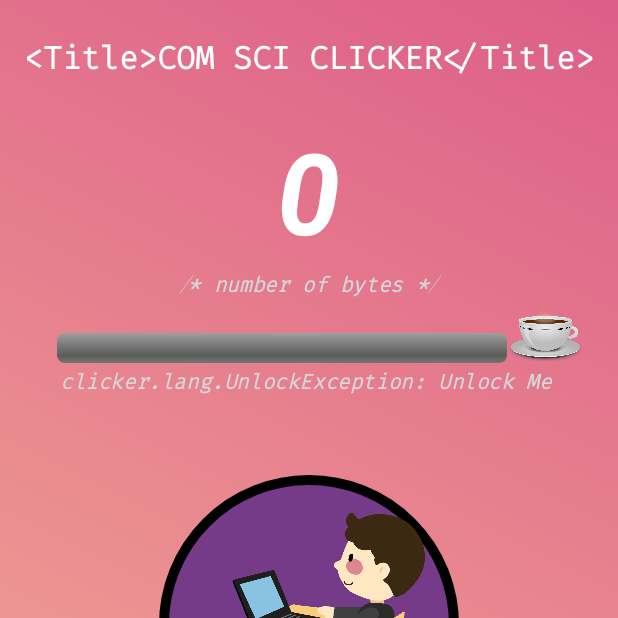
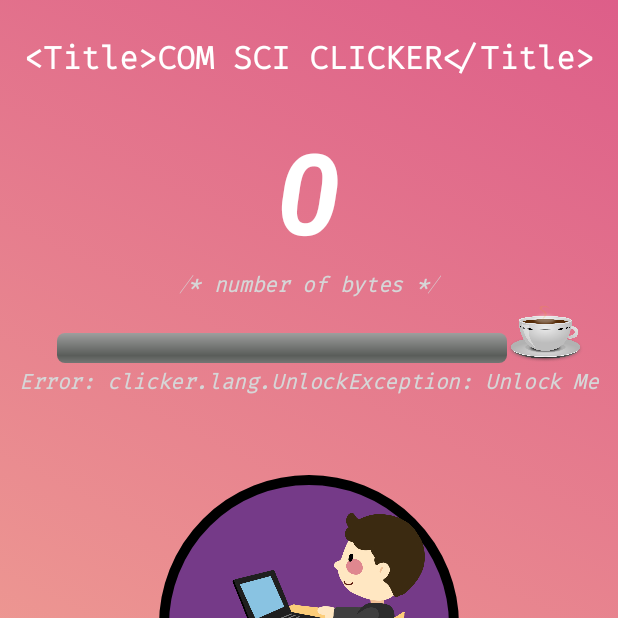
Before and after one commit to Nusse0712/AndroidProject, an Android app: the screen it shows after launch (MainActivity), on a phone screen of 412 x 824 dp, the top half of it. Run offline under Robolectric (Android 15) with nearby library versions, the phone set to English and light mode, and no system bars.

Commit message:
some minor upgrades to the xml file

```diff
--- a/app/src/main/java/com/cornez/androidproject/MainActivity.java
+++ b/app/src/main/java/com/cornez/androidproject/MainActivity.java
@@ -146,7 +146,7 @@ int delay = 10000;
             int num = click.getPerClick();
             click.increaseTotal(num);
             if(click.getProgBarStatus()==true) {
-                progView.setVisibility(View.INVISIBLE);
+
                 if (prog <= 199) {
                     prog += click.getProgressRate();
 
@@ -216,6 +216,9 @@ int delay = 10000;
             if(resultCode == Activity.RESULT_OK){
                   click = (Click) data.getSerializableExtra("result");
                   cookieView.setText(click.getTotal().toString());
+                  if(click.getProgBarStatus()==true){
+                      progView.setVisibility(View.INVISIBLE);
+                  }
 
             }
         }
--- a/app/src/main/java/com/cornez/androidproject/ShopActivity.java
+++ b/app/src/main/java/com/cornez/androidproject/ShopActivity.java
@@ -204,7 +204,7 @@ public class ShopActivity extends Activity {
                 prog1.setBackgroundResource(R.drawable.button_disabled);
                 prog1.setTextColor(getApplication().getResources().getColor(R.color.black));
                 prog1.setText(R.string.SOLD);
-                byteView.setText("Number of Bytes :"+click.getTotal().toString());
+                byteView.setText("Number of Bytes : "+click.getTotal().toString());
 
 
             }else{
--- a/app/src/main/res/layout/activity_cookie.xml
+++ b/app/src/main/res/layout/activity_cookie.xml
@@ -80,7 +80,7 @@
         android:layout_height="wrap_content"
         android:text="@string/Unlock"
         android:textColor="@color/white"
-        android:layout_marginLeft="40dp"
+        android:layout_gravity="center_horizontal"
         android:textStyle="bold|italic"
         android:fontFamily="@font/firacode"/>
 
--- a/app/src/main/res/values/strings.xml
+++ b/app/src/main/res/values/strings.xml
@@ -21,6 +21,6 @@
     <string name="storage_upgrade2">Increase progress bar speed by 1 byte</string>
     <string name="buy">BUY</string>
     <string name="homeBtn">TO HOME</string>
-    <string name="Unlock">clicker.lang.UnlockException: Unlock Me</string>
+    <string name="Unlock">Error: clicker.lang.UnlockException: Unlock Me</string>
     <string name="SOLD">SOLD</string>
 </resources>
```
